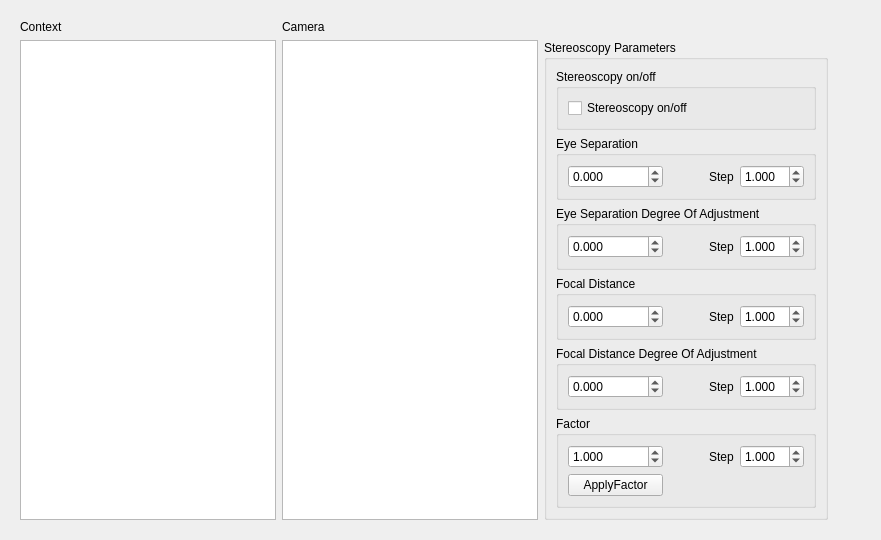
First picture: the form in GUI/Test.ui, repository bronya2057/ExpertSystemPyLab, before the edit.
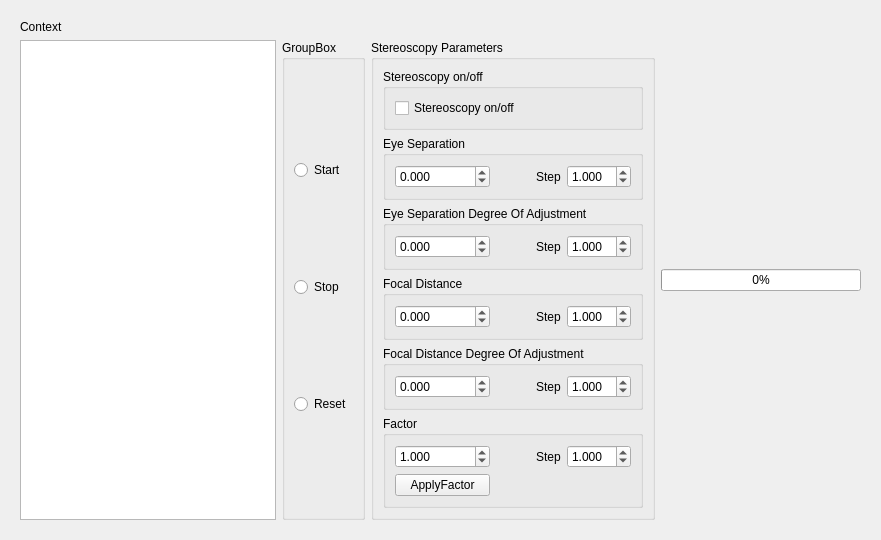
Second picture: the form after the edit.

Diff of the .ui file:
```diff
--- a/GUI/Test.ui
+++ b/GUI/Test.ui
@@ -10,11 +10,31 @@
     <height>472</height>
    </rect>
   </property>
-  <layout class="QFormLayout" name="formLayout">
+  <layout class="QGridLayout" name="gridLayout_4">
    <item row="0" column="0">
     <widget class="QWidget" name="widget" native="true">
      <layout class="QGridLayout" name="gridLayout_2">
-      <item row="1" column="5">
+      <item row="0" column="1">
+       <widget class="QLabel" name="lblContext">
+        <property name="text">
+         <string>Context</string>
+        </property>
+       </widget>
+      </item>
+      <item row="2" column="1">
+       <widget class="QListView" name="listViewContext">
+        <property name="sizePolicy">
+         <sizepolicy hsizetype="Minimum" vsizetype="Minimum">
+          <horstretch>0</horstretch>
+          <verstretch>0</verstretch>
+         </sizepolicy>
+        </property>
+        <property name="editTriggers">
+         <set>QAbstractItemView::NoEditTriggers</set>
+        </property>
+       </widget>
+      </item>
+      <item row="2" column="4">
        <widget class="QGroupBox" name="gBStereoscopyParams">
         <property name="enabled">
          <bool>true</bool>
@@ -390,53 +410,41 @@
         </layout>
        </widget>
       </item>
-      <item row="0" column="1">
-       <widget class="QLabel" name="lblContext">
-        <property name="text">
-         <string>Context</string>
+      <item row="2" column="5">
+       <widget class="QProgressBar" name="progressBar">
+        <property name="value">
+         <number>0</number>
         </property>
        </widget>
       </item>
-      <item row="1" column="2">
-       <widget class="QListView" name="listViewCamera">
-        <property name="enabled">
-         <bool>true</bool>
+      <item row="2" column="2">
+       <widget class="QGroupBox" name="groupBox">
+        <property name="title">
+         <string>GroupBox</string>
         </property>
-        <property name="sizePolicy">
-         <sizepolicy hsizetype="Minimum" vsizetype="Minimum">
-          <horstretch>0</horstretch>
-          <verstretch>0</verstretch>
-         </sizepolicy>
-        </property>
-        <property name="editTriggers">
-         <set>QAbstractItemView::NoEditTriggers</set>
-        </property>
-       </widget>
-      </item>
-      <item row="1" column="1">
-       <widget class="QListView" name="listViewContext">
-        <property name="sizePolicy">
-         <sizepolicy hsizetype="Minimum" vsizetype="Minimum">
-          <horstretch>0</horstretch>
-          <verstretch>0</verstretch>
-         </sizepolicy>
-        </property>
-        <property name="editTriggers">
-         <set>QAbstractItemView::NoEditTriggers</set>
-        </property>
-       </widget>
-      </item>
-      <item row="0" column="2">
-       <widget class="QLabel" name="lblCamera">
-        <property name="sizePolicy">
-         <sizepolicy hsizetype="Preferred" vsizetype="Minimum">
-          <horstretch>0</horstretch>
-          <verstretch>0</verstretch>
-         </sizepolicy>
-        </property>
-        <property name="text">
-         <string>Camera</string>
-        </property>
+        <layout class="QGridLayout" name="gridLayout">
+         <item row="0" column="0">
+          <widget class="QRadioButton" name="radioButtonStart">
+           <property name="text">
+            <string>Start</string>
+           </property>
+          </widget>
+         </item>
+         <item row="1" column="0">
+          <widget class="QRadioButton" name="radioButtonStop">
+           <property name="text">
+            <string>Stop</string>
+           </property>
+          </widget>
+         </item>
+         <item row="2" column="0">
+          <widget class="QRadioButton" name="radioButtonReset">
+           <property name="text">
+            <string>Reset</string>
+           </property>
+          </widget>
+         </item>
+        </layout>
        </widget>
       </item>
      </layout>
```
Left out of the diff: 19 changed lines with no effect on the pictures.
